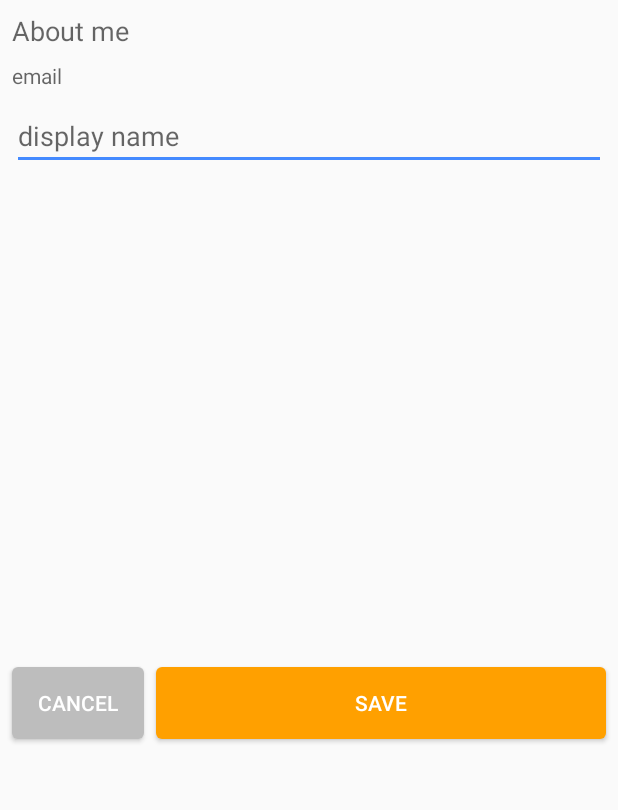
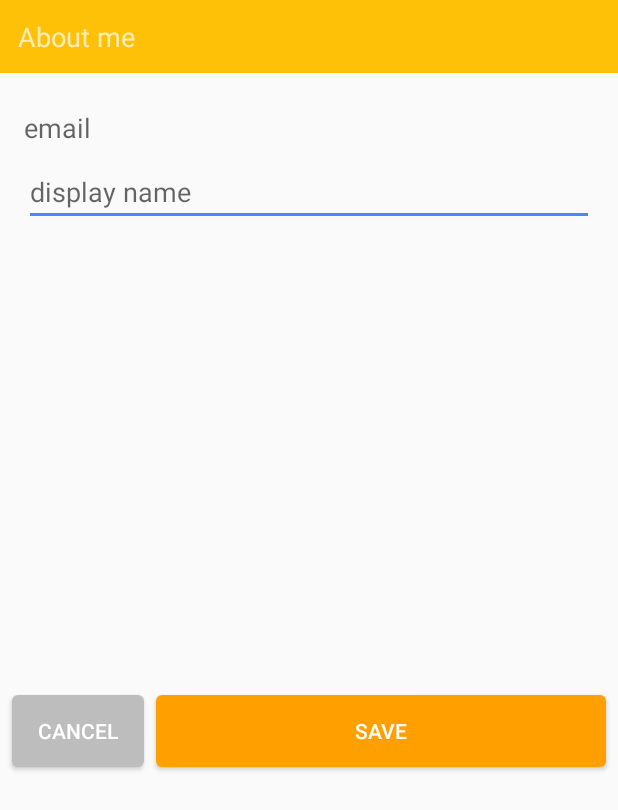
Before and after one commit to PiotrFLEURY/Location, an Android app: the layout fragment_user_profile.xml on its own in the app's theme, with its tools: preview values and no code run, on a phone screen of 412 x 824 dp. Shown: the top 810 px of the screen. Run offline under Robolectric (Android 15) with nearby library versions, the phone set to English and light mode, and no system bars.

Commit message:
fix layouts

```diff
--- a/app/src/main/res/layout/fragment_user_profile.xml
+++ b/app/src/main/res/layout/fragment_user_profile.xml
@@ -7,12 +7,13 @@
 
     <TextView
         android:id="@+id/tv_user_profile_title"
-        android:layout_width="wrap_content"
+        android:layout_width="0dp"
         android:layout_height="wrap_content"
-        android:layout_marginStart="8dp"
-        android:layout_marginTop="8dp"
+        android:background="@color/primary"
+        android:padding="12sp"
         android:text="@string/about_me"
-        android:textAppearance="@style/TextAppearance.AppCompat.Medium"
+        android:textAppearance="@style/TextAppearance.AppCompat.Medium.Inverse"
+        app:layout_constraintEnd_toEndOf="parent"
         app:layout_constraintStart_toStartOf="parent"
         app:layout_constraintTop_toTopOf="parent" />
 
@@ -20,21 +21,22 @@
         android:id="@+id/tv_user_profie_email"
         android:layout_width="0dp"
         android:layout_height="wrap_content"
-        android:layout_marginEnd="8dp"
-        android:layout_marginStart="8dp"
-        android:layout_marginTop="8dp"
+        android:layout_marginEnd="16dp"
+        android:layout_marginStart="16dp"
+        android:layout_marginTop="24dp"
         android:ems="10"
+        android:hint="@string/email"
+        android:textAppearance="@style/TextAppearance.AppCompat.Medium"
         app:layout_constraintEnd_toEndOf="parent"
         app:layout_constraintStart_toStartOf="parent"
-        app:layout_constraintTop_toBottomOf="@+id/tv_user_profile_title"
-        android:hint="@string/email"/>
+        app:layout_constraintTop_toBottomOf="@+id/tv_user_profile_title" />
 
     <EditText
         android:id="@+id/et_user_profile_display_name"
         android:layout_width="0dp"
         android:layout_height="wrap_content"
-        android:layout_marginEnd="8dp"
-        android:layout_marginStart="8dp"
+        android:layout_marginEnd="16dp"
+        android:layout_marginStart="16dp"
         android:layout_marginTop="8dp"
         android:ems="10"
         android:hint="@string/display_name"
--- a/app/src/main/res/values/strings.xml
+++ b/app/src/main/res/values/strings.xml
@@ -54,4 +54,6 @@
     <string name="gps_disabled_message">You have to activate GPS to continue</string>
     <string name="enable_gps">Activer le GPS</string>
     <string name="profile">Profile</string>
+    <string name="current_location">Current location</string>
+    <string name="open_google_maps">Open Google maps</string>
 </resources>
--- a/app/src/main/res/values/styles.xml
+++ b/app/src/main/res/values/styles.xml
@@ -1,3 +1,4 @@
+<?xml version="1.0" encoding="utf-8"?>
 <resources>
 
     <!-- Base application theme. -->
```
Also changed, not shown: app/src/main/res/layout/fragment_maps.xml (+4 -3 lines).
